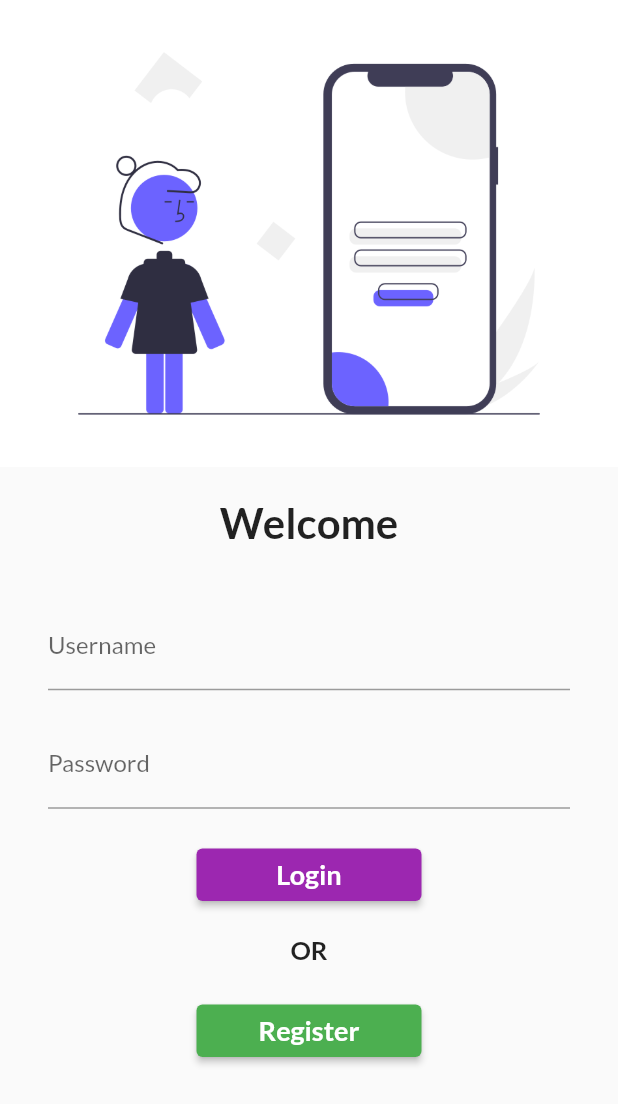
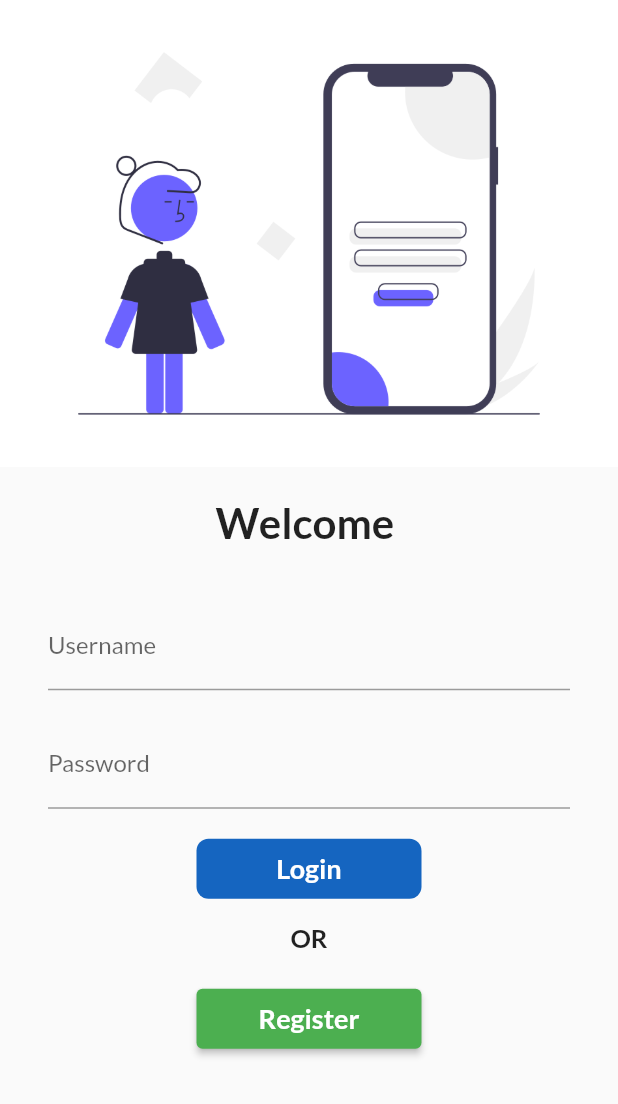
Before and after one commit to sa-gupta/Cataloge_app, a Flutter app: the screen it shows after launch, on a phone screen of 412 x 824 dp. Shown: the top 1104 px of the screen. Run offline on Flutter 3.47's test engine with Material 2 defaults, Android fonts, the light colour scheme and no system bars; our stand-ins replace google_fonts.

Commit message:
day 6 completed

```diff
--- a/lib/pages/login_page.dart
+++ b/lib/pages/login_page.dart
@@ -1,8 +1,16 @@
 import 'package:cataloge_app/utils/routes.dart';
 import 'package:flutter/material.dart';
 
-class LoginPage extends StatelessWidget {
+class LoginPage extends StatefulWidget {
   const LoginPage({Key? key}) : super(key: key);
+
+  @override
+  State<LoginPage> createState() => _LoginPageState();
+}
+
+class _LoginPageState extends State<LoginPage> {
+  String name = "";
+  bool changeBtn = false;
 
   @override
   Widget build(BuildContext context) {
@@ -16,7 +24,7 @@
             ),
             SizedBox(height: 20.0),
             Text(
-              "Welcome",
+              "Welcome $name",
               style: TextStyle(fontSize: 28, fontWeight: FontWeight.bold),
             ),
             SizedBox(height: 20.0),
@@ -27,6 +35,10 @@
                   TextFormField(
                     decoration: InputDecoration(
                         hintText: "Enter Username", labelText: "Username"),
+                    onChanged: (value) {
+                      name = value;
+                      setState(() {});
+                    },
                   ),
                   SizedBox(
                     height: 20,
@@ -36,18 +48,55 @@
                     decoration: InputDecoration(
                         hintText: "Enter Password", labelText: "Password"),
                   ),
-                  SizedBox(height: 20),
-                  ElevatedButton(
-                    child: Text(
-                      "Login",
-                      style:
-                          TextStyle(fontSize: 18, fontWeight: FontWeight.bold),
-                    ),
-                    style: TextButton.styleFrom(minimumSize: Size(150, 35)),
-                    onPressed: () {
+                  SizedBox(
+                    height: 20,
+                  ),
+
+                  InkWell(
+                    onTap: () async {
+                      setState(() {
+                        changeBtn = true;
+                      });
+
+                      await Future.delayed(Duration(seconds: 1));
                       Navigator.pushNamed(context, MyRoutes.homeRoute);
                     },
+                    child: AnimatedContainer(
+                      duration: Duration(seconds: 1),
+                      height: 40,
+                      width: changeBtn ? 40 : 150,
+                      alignment: Alignment.center,
+                      decoration: BoxDecoration(
+                        color: Colors.blue.shade800,
+                        borderRadius: BorderRadius.circular(changeBtn ? 40 : 8),
+                      ),
+                      child: changeBtn
+                          ? Icon(
+                              Icons.done,
+                              color: Colors.white,
+                            )
+                          : Text(
+                              "Login",
+                              style: TextStyle(
+                                  fontSize: 18,
+                                  fontWeight: FontWeight.bold,
+                                  color: Colors.white),
+                            ),
+                    ),
                   ),
+                  // ElevatedButton(
+                  //   child: Text(
+                  //     "Login",
+                  //     style:
+                  //         TextStyle(fontSize: 18, fontWeight: FontWeight.bold),
+                  //   ),
+                  //   style: TextButton.styleFrom(
+                  //       minimumSize: Size(150, 35),
+                  //       backgroundColor: Colors.blue.shade800),
+                  //   onPressed: () {
+                  //     Navigator.pushNamed(context, MyRoutes.homeRoute);
+                  //   },
+                  // ),
                 ],
               ),
             ),
@@ -60,7 +109,7 @@
             ),
             ElevatedButton(
                 style: TextButton.styleFrom(
-                    minimumSize: Size(150, 35), backgroundColor: Colors.green),
+                    minimumSize: Size(150, 40), backgroundColor: Colors.green),
                 onPressed: () {
                   print("Register btn pressed");
                 },
```
